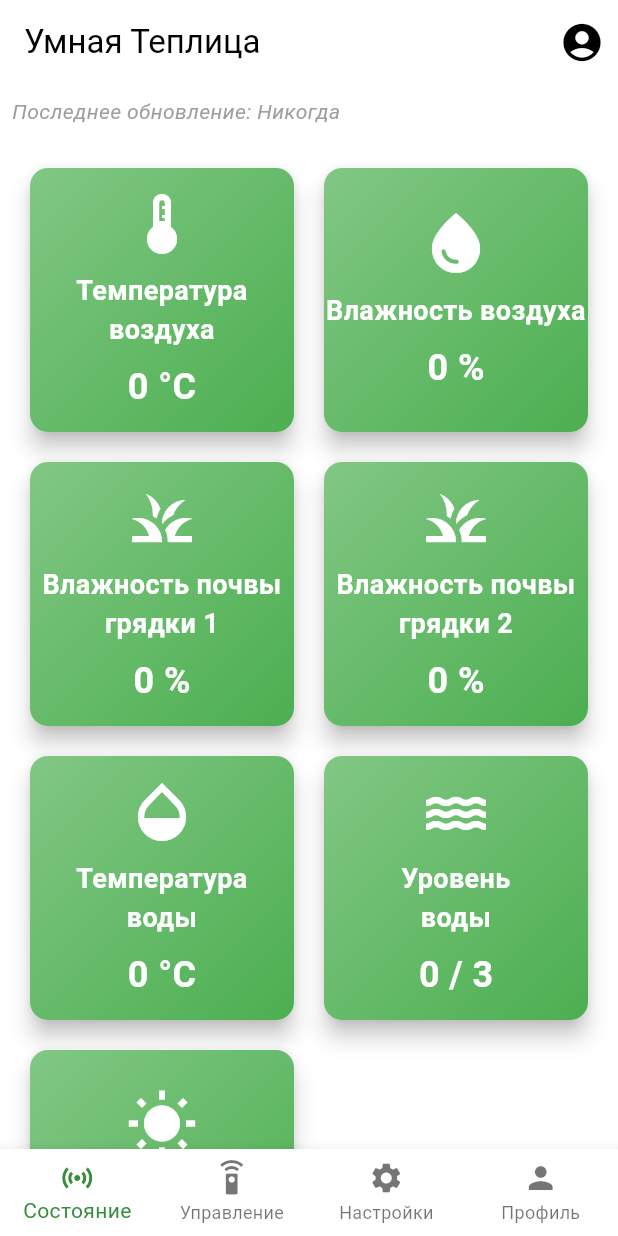
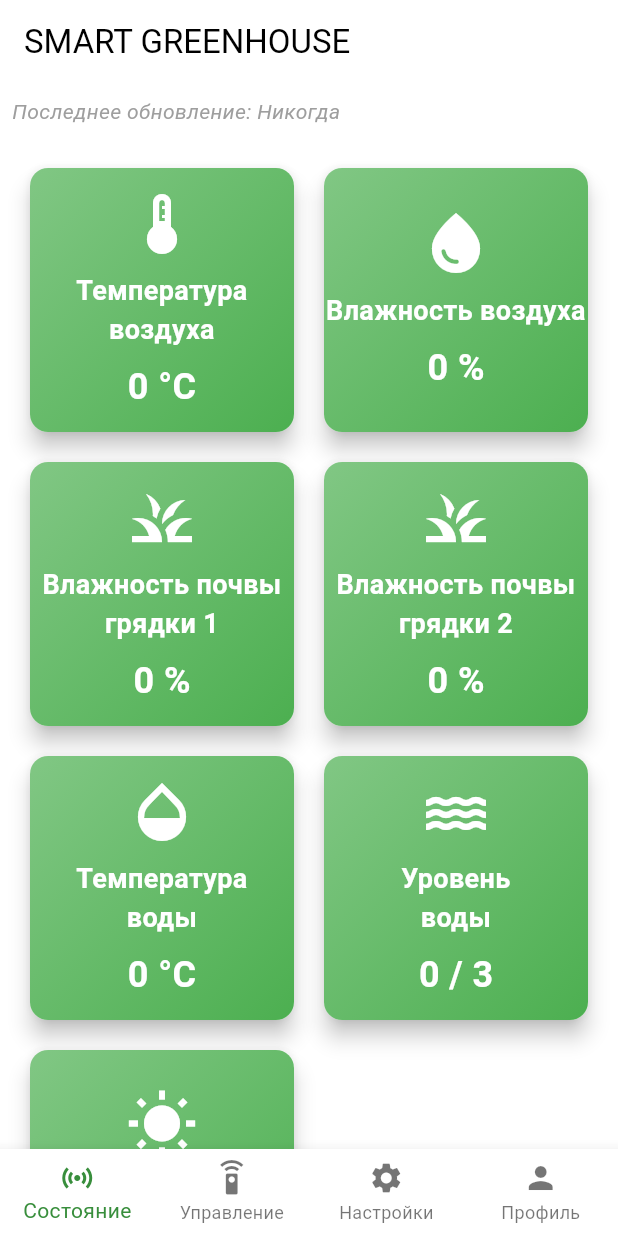
Before and after one commit to knowmaker/smart_greenhouse_app, a Flutter app: the screen it shows after launch, on a phone screen of 412 x 824 dp. Run offline on Flutter 3.47's test engine with Material 3 defaults, Android fonts, the light colour scheme and no system bars; our stand-ins replace fluttertoast, shared_preferences.

Commit message:
added gh choice

```diff
--- a/lib/main.dart
+++ b/lib/main.dart
@@ -1,11 +1,12 @@
 import 'package:flutter/material.dart';
 import 'package:flutter/services.dart';
+import 'package:shared_preferences/shared_preferences.dart';
 import 'sensor_screen.dart';
 import 'control_screen.dart';
 import 'settings_screen.dart';
-import 'login_screen.dart';
 import 'user_screen.dart';
-import 'package:shared_preferences/shared_preferences.dart';
+import 'package:http/http.dart' as http;
+import 'dart:convert';
 
 void main() {
   WidgetsFlutterBinding.ensureInitialized();
@@ -36,11 +37,14 @@ class MainScreen extends StatefulWidget {
 class MainScreenState extends State<MainScreen> {
   int _selectedIndex = 0;
   bool _isLoggedIn = false;
+  List<Map<String, String>> _greenhouses = [];
+  Map<String, String>? _selectedGreenhouse;
 
   @override
   void initState() {
     super.initState();
     _checkLoginStatus();
+    _loadGreenhouses();
   }
 
   Future<void> _checkLoginStatus() async {
@@ -51,51 +55,92 @@ class MainScreenState extends State<MainScreen> {
     });
   }
 
+  Future<void> _loadGreenhouses() async {
+    final prefs = await SharedPreferences.getInstance();
+    final token = prefs.getString('access_token');
+    if (token == null) return;
+
+    final response = await http.get(
+      Uri.parse('http://alexandergh2023.tplinkdns.com/greenhouses/my'),
+      headers: {'Authorization': 'Bearer $token'},
+    );
+
+    if (response.statusCode == 200) {
+      final List<dynamic> data = json.decode(response.body);
+      setState(() {
+        _greenhouses = data.map((item) {
+          return {
+            'guid': item['guid'] as String,
+            'title': item['title'] as String,
+          };
+        }).toList();
+      });
+
+      final savedGuid = prefs.getString('selected_greenhouse_guid');
+      if (savedGuid != null) {
+        _selectedGreenhouse =
+            _greenhouses.firstWhere((gh) => gh['guid'] == savedGuid, orElse: () => _greenhouses.first);
+      }
+    }
+  }
+
   void _onItemTapped(int index) {
     setState(() {
       _selectedIndex = index;
     });
   }
 
-  Future<void> _logout() async {
+  Future<void> _saveSelectedGreenhouse(Map<String, String> greenhouse) async {
     final prefs = await SharedPreferences.getInstance();
-    await prefs.remove('access_token');
-    setState(() {
-      _isLoggedIn = false;
-    });
+    await prefs.setString('selected_greenhouse_guid', greenhouse['guid']!);
   }
-
-  final List<Widget> _screens = [
-    SensorScreen(),
-    ControlScreen(),
-    SettingsScreen(),
-    UserScreen(),
-  ];
 
   @override
   Widget build(BuildContext context) {
     return Scaffold(
       appBar: AppBar(
-        title: Text('Умная Теплица'),
-        actions: [
-          IconButton(
-            icon: Icon(
-              _isLoggedIn ? Icons.exit_to_app : Icons.account_circle,
-              size: 30,
-            ),
-            onPressed: () async {
-              if (_isLoggedIn) {
-                _logout();
-              } else {
-                await Navigator.push(
-                  context,
-                  MaterialPageRoute(builder: (context) => LoginScreen()),
-                );
-                _checkLoginStatus();
-              }
-            },
-          ),
-        ],
+        title: Row(
+          children: [
+            if (_selectedGreenhouse == null)
+              Text('SMART GREENHOUSE')
+            else
+              Row(
+                children: [
+                  Icon(Icons.holiday_village_rounded, size: 20),
+                  SizedBox(width: 8),
+                  Text(_selectedGreenhouse!['title']!),
+                ],
+              ),
+            if (_isLoggedIn && _greenhouses.isNotEmpty)
+              IconButton(
+                icon: Icon(Icons.arrow_drop_down),
+                onPressed: () {
+                  showModalBottomSheet(
+                    context: context,
+                    builder: (context) {
+                      return ListView.builder(
+                        itemCount: _greenhouses.length,
+                        itemBuilder: (context, index) {
+                          final greenhouse = _greenhouses[index];
+                          return ListTile(
+                            leading: Icon(Icons.house),
+                            title: Text(greenhouse['title']!),
+                            onTap: () {
+                              setState(() {
+                                _selectedGreenhouse = greenhouse;
+                              });
+                              _saveSelectedGreenhouse(greenhouse);
+                              Navigator.pop(context);
+                            },
+                          );
+                        },
+                      );
+                    },
+                  );
+                },
+              ),
+          ],
+        ),
       ),
       body: _screens[_selectedIndex],
       bottomNavigationBar: BottomNavigationBar(
@@ -126,4 +171,11 @@ class MainScreenState extends State<MainScreen> {
       ),
     );
   }
+
+  final List<Widget> _screens = [
+    SensorScreen(),
+    ControlScreen(),
+    SettingsScreen(),
+    UserScreen(),
+  ];
 }
```
